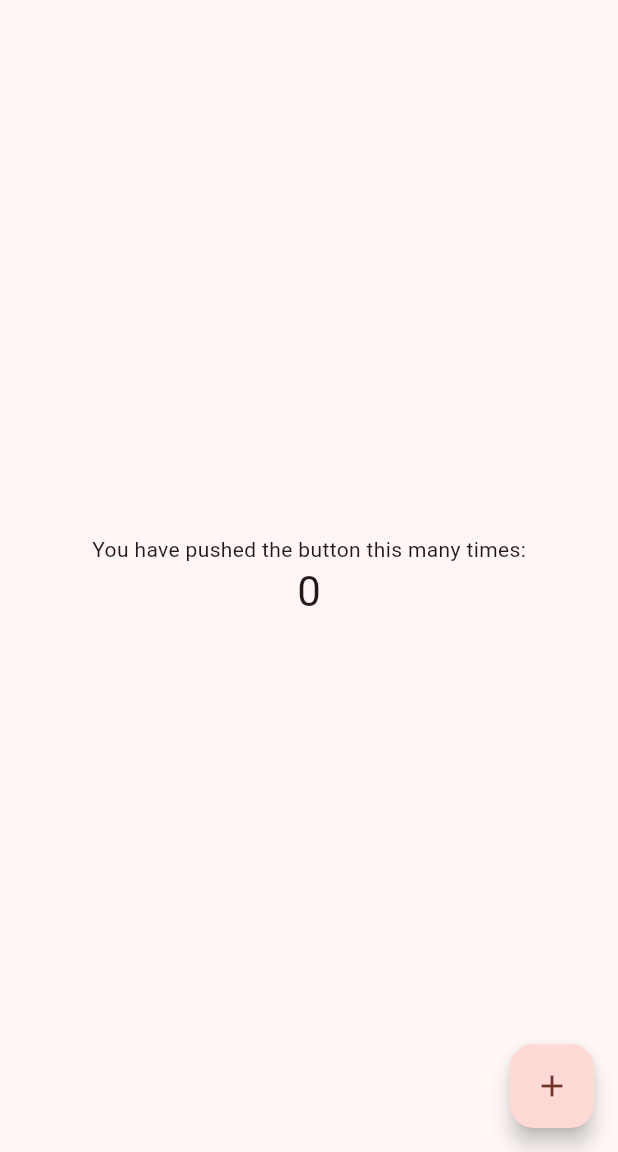
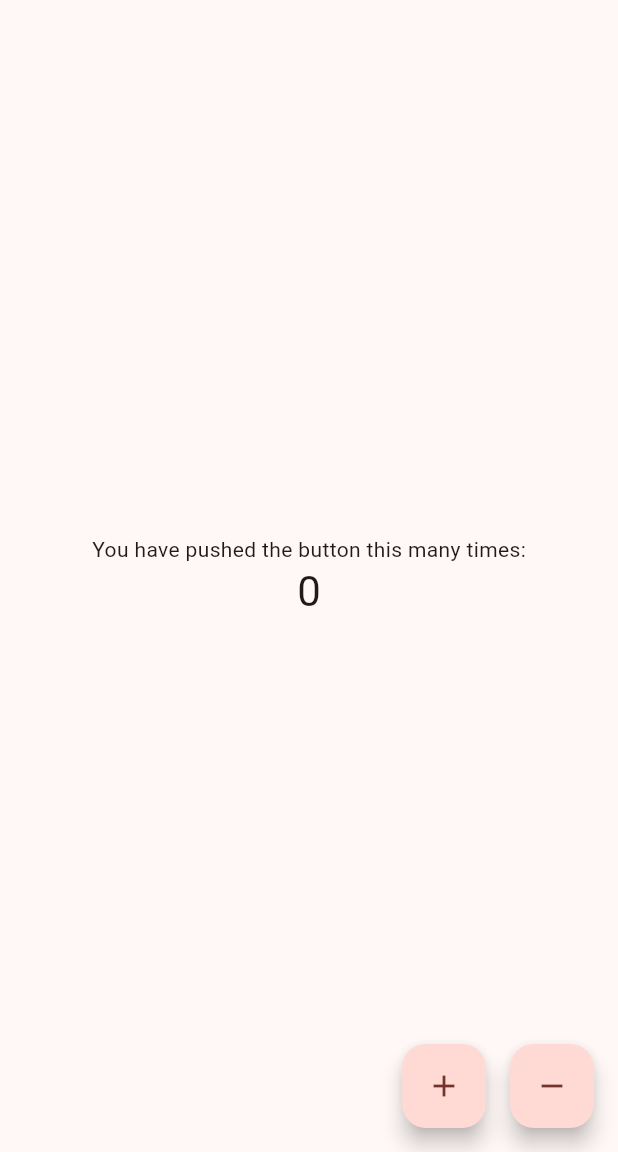
Before and after one commit to sena-saikyo/my_app, a Flutter app: the screen it shows after launch, on a phone screen of 412 x 824 dp, the part 84-1236 px from its top. Run offline on Flutter 3.47's test engine with Material 3 defaults, Android fonts, the phone set to English and light mode, and no system bars.

```diff
--- a/lib/main.dart
+++ b/lib/main.dart
@@ -67,6 +67,12 @@ class _MyHomePageState extends State<MyHomePage> {
     });
   }
 
+  void _decrementCounter(){
+    setState((){
+      _counter--;
+    });
+  }
+
   @override
   Widget build(BuildContext context) {
     // This method is rerun every time setState is called, for instance as done
@@ -112,10 +118,21 @@ class _MyHomePageState extends State<MyHomePage> {
           ],
         ),
       ),
-      floatingActionButton: FloatingActionButton(
-        onPressed: _incrementCounter,
-        tooltip: 'Increment',
-        child: const Icon(Icons.add),
+      floatingActionButton: Row(
+        mainAxisAlignment:MainAxisAlignment.end,
+        children: [
+          FloatingActionButton(
+          onPressed: _incrementCounter,
+          tooltip: 'Increment',
+          child: const Icon(Icons.add),
+          ),
+          const SizedBox(width: 16),
+          FloatingActionButton(
+          onPressed: _decrementCounter,
+          tooltip: 'Decrement',
+          child: const Icon(Icons.remove),
+          ),
+        ]
       ), // This trailing comma makes auto-formatting nicer for build methods.
     );
   }
```
